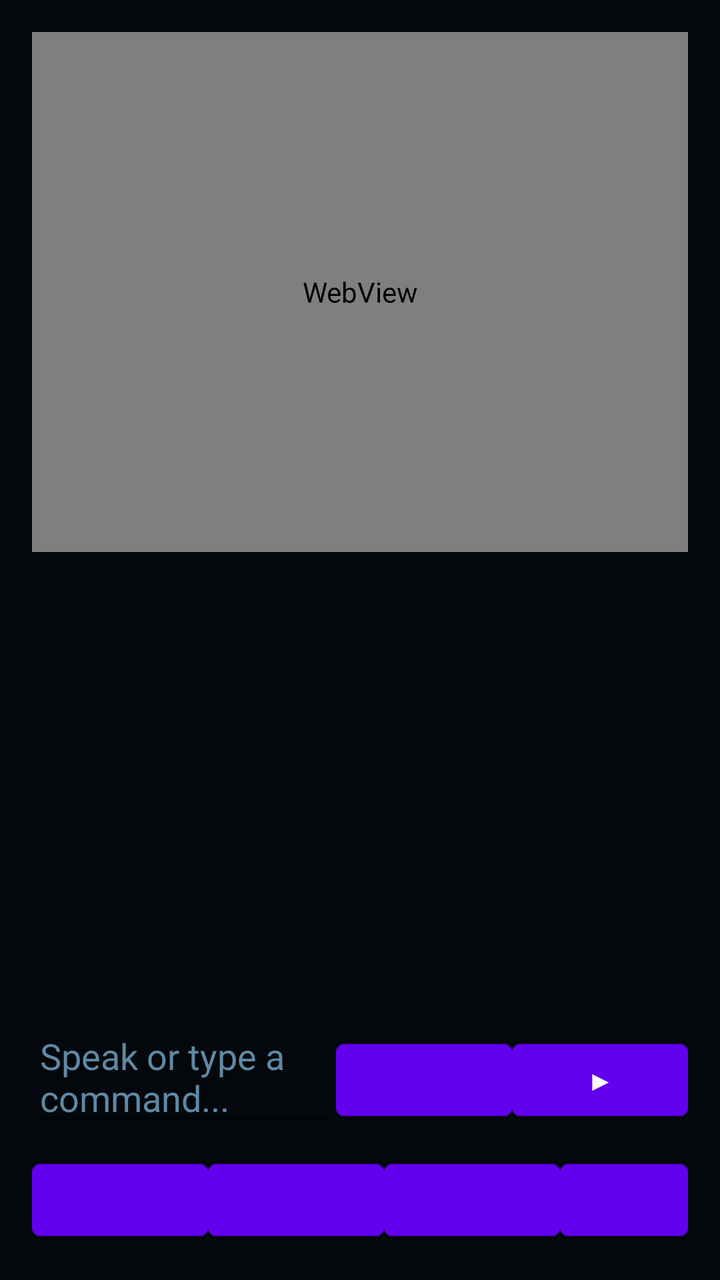
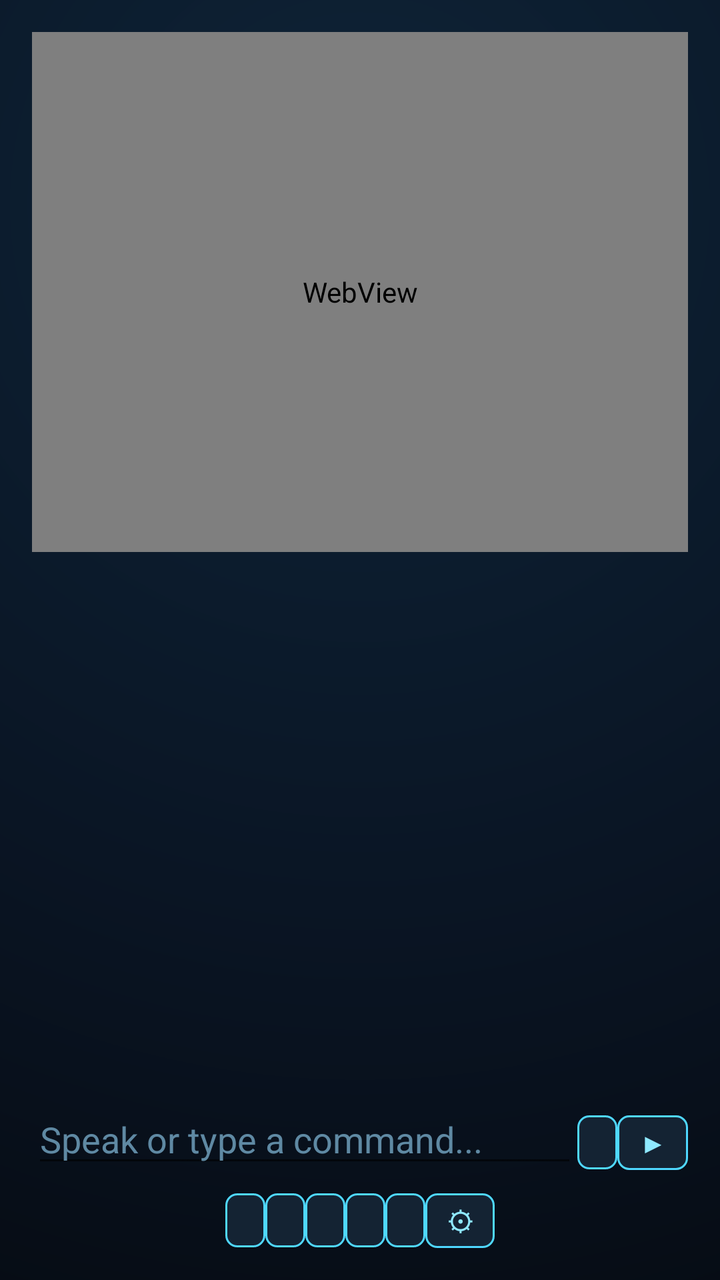

The first picture is an Android layout as it rendered before a commit; the second is the same layout after the commit. The layout source and the unified diff follow.
<!-- AndroidManifest.xml: application theme Theme.MaterialComponents.DayNight.NoActionBar -->
<!-- res/layout/activity_main.xml -->
<?xml version="1.0" encoding="utf-8"?>
<LinearLayout xmlns:android="http://schemas.android.com/apk/res/android"
    android:layout_width="match_parent"
    android:layout_height="match_parent"
    android:orientation="vertical"
    android:background="#04070C"
    android:padding="16dp">

    <WebView
        android:id="@+id/ringWebView"
        android:layout_width="match_parent"
        android:layout_height="260dp"
        android:layout_marginBottom="8dp"
        android:background="#04070C" />

    <ScrollView
        android:layout_width="match_parent"
        android:layout_height="0dp"
        android:layout_weight="1">

        <TextView
            android:id="@+id/logText"
            android:layout_width="match_parent"
            android:layout_height="wrap_content"
            android:fontFamily="monospace"
            android:textColor="#EAF6FF"
            android:textSize="14sp" />
    </ScrollView>

    <LinearLayout
        android:layout_width="match_parent"
        android:layout_height="wrap_content"
        android:layout_marginTop="10dp"
        android:orientation="horizontal">

        <EditText
            android:id="@+id/inputField"
            android:layout_width="0dp"
            android:layout_height="wrap_content"
            android:layout_weight="1"
            android:hint="Speak or type a command..."
            android:textColor="#EAF6FF"
            android:textColorHint="#5F89A3" />

        <Button
            android:id="@+id/micButton"
            android:layout_width="wrap_content"
            android:layout_height="wrap_content"
            android:text="\uD83C\uDFA4" />

        <Button
            android:id="@+id/sendButton"
            android:layout_width="wrap_content"
            android:layout_height="wrap_content"
            android:text="\u25B6" />
    </LinearLayout>

    <LinearLayout
        android:layout_width="match_parent"
        android:layout_height="wrap_content"
        android:layout_marginTop="8dp"
        android:gravity="center"
        android:orientation="horizontal">

        <Button android:id="@+id/torchButton" android:layout_width="wrap_content" android:layout_height="wrap_content" android:text="\uD83D\uDD26" />
        <Button android:id="@+id/locationButton" android:layout_width="wrap_content" android:layout_height="wrap_content" android:text="\uD83D\uDCCD" />
        <Button android:id="@+id/btButton" android:layout_width="wrap_content" android:layout_height="wrap_content" android:text="\uD83D\uDD35" />
        <Button android:id="@+id/calendarButton" android:layout_width="wrap_content" android:layout_height="wrap_content" android:text="\uD83D\uDCC5" />
        <Button android:id="@+id/cameraButton" android:layout_width="wrap_content" android:layout_height="wrap_content" android:text="\uD83D\uDCF7" />
        <Button android:id="@+id/settingsButton" android:layout_width="wrap_content" android:layout_height="wrap_content" android:text="\u2699" />
    </LinearLayout>

</LinearLayout>
<!-- resources referenced by this layout -->
<resources>

</resources>

<!-- the commit's change to res/layout/activity_main.xml (unified diff, before → after) -->
@@ -1,9 +1,10 @@
 <?xml version="1.0" encoding="utf-8"?>
 <LinearLayout xmlns:android="http://schemas.android.com/apk/res/android"
+    xmlns:app="http://schemas.android.com/apk/res-auto"
     android:layout_width="match_parent"
     android:layout_height="match_parent"
     android:orientation="vertical"
-    android:background="#04070C"
+    android:background="@drawable/app_background"
     android:padding="16dp">
 
     <WebView
@@ -43,12 +44,14 @@
             android:textColorHint="#5F89A3" />
 
         <Button
+            style="@style/KaizenIconButton"
             android:id="@+id/micButton"
             android:layout_width="wrap_content"
             android:layout_height="wrap_content"
             android:text="\uD83C\uDFA4" />
 
         <Button
+            style="@style/KaizenIconButton"
             android:id="@+id/sendButton"
             android:layout_width="wrap_content"
             android:layout_height="wrap_content"
@@ -62,12 +65,24 @@
         android:gravity="center"
         android:orientation="horizontal">
 
-        <Button android:id="@+id/torchButton" android:layout_width="wrap_content" android:layout_height="wrap_content" android:text="\uD83D\uDD26" />
-        <Button android:id="@+id/locationButton" android:layout_width="wrap_content" android:layout_height="wrap_content" android:text="\uD83D\uDCCD" />
-        <Button android:id="@+id/btButton" android:layout_width="wrap_content" android:layout_height="wrap_content" android:text="\uD83D\uDD35" />
-        <Button android:id="@+id/calendarButton" android:layout_width="wrap_content" android:layout_height="wrap_content" android:text="\uD83D\uDCC5" />
-        <Button android:id="@+id/cameraButton" android:layout_width="wrap_content" android:layout_height="wrap_content" android:text="\uD83D\uDCF7" />
-        <Button android:id="@+id/settingsButton" android:layout_width="wrap_content" android:layout_height="wrap_content" android:text="\u2699" />
+        <Button
+            style="@style/KaizenIconButton"
+            android:id="@+id/torchButton" android:layout_width="wrap_content" android:layout_height="wrap_content" android:text="\uD83D\uDD26" />
+        <Button
+            style="@style/KaizenIconButton"
+            android:id="@+id/locationButton" android:layout_width="wrap_content" android:layout_height="wrap_content" android:text="\uD83D\uDCCD" />
+        <Button
+            style="@style/KaizenIconButton"
+            android:id="@+id/btButton" android:layout_width="wrap_content" android:layout_height="wrap_content" android:text="\uD83D\uDD35" />
+        <Button
+            style="@style/KaizenIconButton"
+            android:id="@+id/calendarButton" android:layout_width="wrap_content" android:layout_height="wrap_content" android:text="\uD83D\uDCC5" />
+        <Button
+            style="@style/KaizenIconButton"
+            android:id="@+id/cameraButton" android:layout_width="wrap_content" android:layout_height="wrap_content" android:text="\uD83D\uDCF7" />
+        <Button
+            style="@style/KaizenIconButton"
+            android:id="@+id/settingsButton" android:layout_width="wrap_content" android:layout_height="wrap_content" android:text="\u2699" />
     </LinearLayout>
 
 </LinearLayout>
<!-- resource entries referenced after the edit -->
@@ -1,5 +1,29 @@
 <!-- resources referenced by this layout -->
 <resources>
-
+  <!-- drawable app_background (drawable) -->
+  <?xml version="1.0" encoding="utf-8"?>
+  <shape xmlns:android="http://schemas.android.com/apk/res/android" android:shape="rectangle">
+      <gradient
+          android:type="radial"
+          android:gradientRadius="700dp"
+          android:centerX="0.5"
+          android:centerY="0.16"
+          android:startColor="#0E2438"
+          android:centerColor="#0A1524"
+          android:endColor="#04070C" />
+  </shape>
+  <style name="KaizenIconButton" parent="Widget.MaterialComponents.Button.OutlinedButton">
+          <item name="strokeColor">#4FD8FF</item>
+          <item name="strokeWidth">1dp</item>
+          <item name="cornerRadius">6dp</item>
+          <item name="backgroundTint">#142333</item>
+          <item name="android:textColor">#8FE9FF</item>
+          <item name="android:insetTop">0dp</item>
+          <item name="android:insetBottom">0dp</item>
+          <item name="android:minWidth">0dp</item>
+          <item name="android:minHeight">0dp</item>
+          <item name="android:paddingLeft">10dp</item>
+          <item name="android:paddingRight">10dp</item>
+      </style>
 </resources>
 
